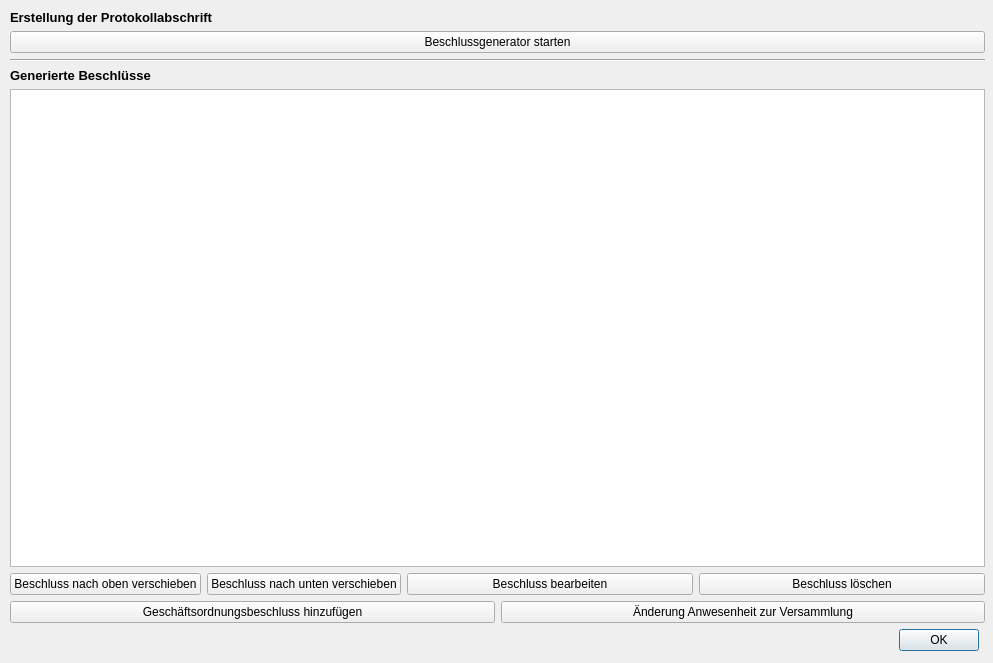
The window that protocolgeneratormaindlg.ui (ealkenbrecher/ETVManager) describes before a commit, drawn with Qt 5.
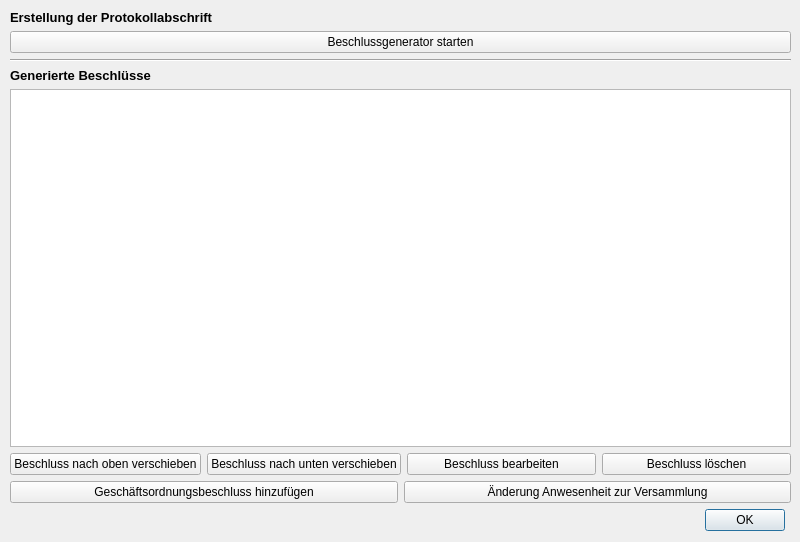
The same window after the commit.

Commit message:
protocolgeneratormaindlg changed from qdialog base class to qwidget (this allows to embedd the view in the main gui).
-> added new/delete stuff for protocolgeneratormaindlg class (open/close view, memory management).

The edit to the form file:
```diff
--- a/protocolgeneratormaindlg.ui
+++ b/protocolgeneratormaindlg.ui
@@ -1,25 +1,28 @@
 <?xml version="1.0" encoding="UTF-8"?>
 <ui version="4.0">
  <class>protocolGeneratorMainDlg</class>
- <widget class="QDialog" name="protocolGeneratorMainDlg">
+ <widget class="QWidget" name="protocolGeneratorMainDlg">
   <property name="geometry">
    <rect>
     <x>0</x>
     <y>0</y>
-    <width>993</width>
-    <height>663</height>
+    <width>800</width>
+    <height>542</height>
    </rect>
   </property>
   <property name="windowTitle">
    <string>Dialog</string>
   </property>
+  <property name="autoFillBackground">
+   <bool>true</bool>
+  </property>
   <widget class="QWidget" name="gridLayoutWidget_2">
    <property name="geometry">
     <rect>
      <x>10</x>
      <y>10</y>
-     <width>975</width>
-     <height>641</height>
+     <width>781</width>
+     <height>521</height>
     </rect>
    </property>
    <layout class="QGridLayout" name="gridLayout_2">
@@ -84,7 +87,7 @@
       <property name="minimumSize">
        <size>
         <width>0</width>
-        <height>450</height>
+        <height>350</height>
        </size>
       </property>
       <property name="font">
```
The commit also changes 6 other files.
